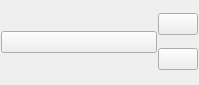
The window that qt_ui/CorpusClientWidget2.ui (FilmColors/VIAN) describes before a commit, drawn with Qt 5.
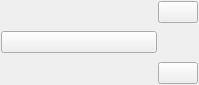
The same window after the commit. Icons and pictures are not drawn.

```diff
--- a/qt_ui/CorpusClientWidget2.ui
+++ b/qt_ui/CorpusClientWidget2.ui
@@ -11,7 +11,7 @@
    </rect>
   </property>
   <property name="sizePolicy">
-   <sizepolicy hsizetype="Maximum" vsizetype="Maximum">
+   <sizepolicy hsizetype="Expanding" vsizetype="Maximum">
     <horstretch>0</horstretch>
     <verstretch>0</verstretch>
    </sizepolicy>
@@ -82,6 +82,22 @@
        </property>
       </widget>
      </item>
+     <item>
+      <spacer name="verticalSpacer">
+       <property name="orientation">
+        <enum>Qt::Vertical</enum>
+       </property>
+       <property name="sizeType">
+        <enum>QSizePolicy::Expanding</enum>
+       </property>
+       <property name="sizeHint" stdset="0">
+        <size>
+         <width>20</width>
+         <height>10</height>
+        </size>
+       </property>
+      </spacer>
+     </item>
      <item>
       <widget class="QPushButton" name="btn_Options">
        <property name="sizePolicy">
```
Left out of the diff: 6 changed lines with no effect on the pictures.
